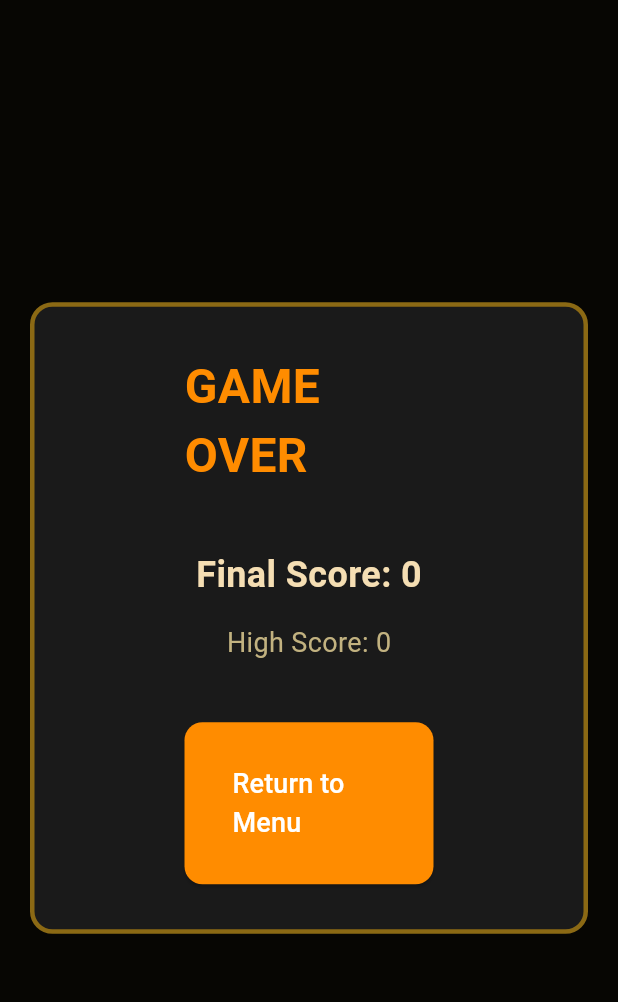
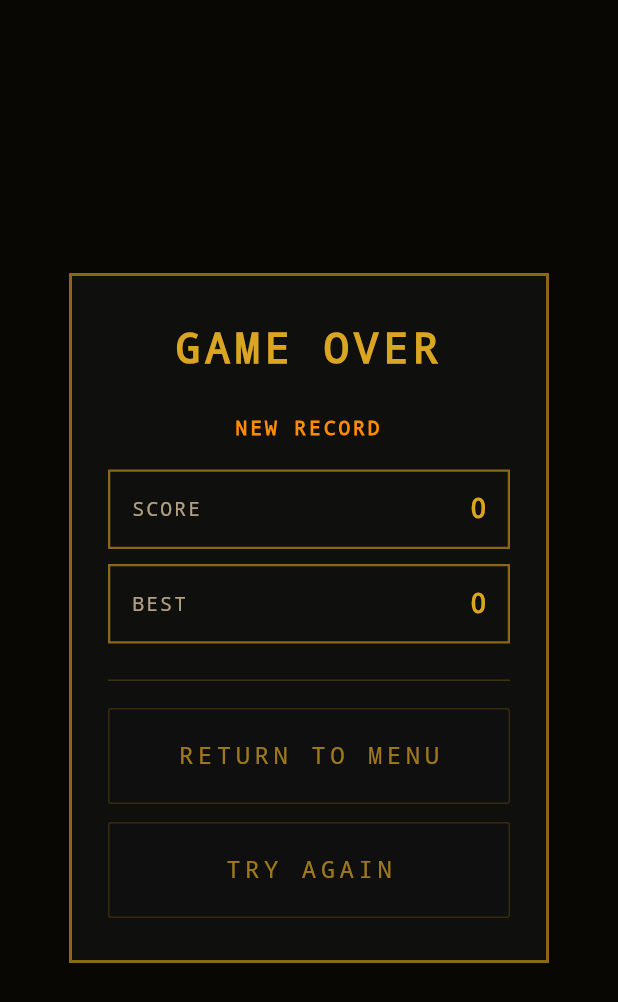
Before and after one commit to AliAhmed-004/Sand-Crush, a Flutter app: the GameOverOverlay widget shown alone on an empty page, opened directly with empty values, on a phone screen of 412 x 824 dp. Shown: the top 1002 px of the screen. Run offline on Flutter 3.47's test engine with Material 3 defaults, Android fonts, the phone set to English and light mode, and no system bars; our stand-ins replace hive, hive_flutter; missing offline and left inert: flame; accounts and stored records are empty.

Commit message:
Updated game over overlay

```diff
--- a/lib/ui/game_over_overlay.dart
+++ b/lib/ui/game_over_overlay.dart
@@ -4,80 +4,100 @@ import 'package:sandfall/game.dart';
 import 'package:sandfall/services/high_score_service.dart';
 import 'package:sandfall/services/scoring_service.dart';
 import 'package:sandfall/theme/theme.dart';
+import 'package:sandfall/ui/components/menu_button.dart';
 
-/// Game Over overlay displayed when sand reaches the top threshold.
 class GameOverOverlay extends StatelessWidget {
   final SandGame game;
+
   const GameOverOverlay({super.key, required this.game});
 
   @override
   Widget build(BuildContext context) {
     final finalScore = ScoringService.instance.currentScore;
+
     final highScore = HighScoreService.instance.getHighScore();
-    final isNewRecord = finalScore > highScore;
+
+    final isNewRecord = finalScore >= highScore;
 
     return Material(
-      color: Colors.black.withAlpha(179), // Semi-transparent dark background
+      color: Colors.black.withAlpha(160),
       child: Center(
         child: Container(
-          padding: const EdgeInsets.symmetric(vertical: 30, horizontal: 100),
-          margin: const EdgeInsets.symmetric(horizontal: 20),
+          width: 320,
+          padding: const EdgeInsets.symmetric(horizontal: 24, vertical: 28),
           decoration: BoxDecoration(
-            color: SandColors.mediumBg,
-            borderRadius: BorderRadius.circular(15),
-            border: Border.all(color: SandColors.deepSand, width: 3),
+            color: SandColors.darkBg.withAlpha(240),
+            border: Border.all(color: SandColors.deepSand, width: 2),
           ),
           child: Column(
             mainAxisSize: MainAxisSize.min,
+            crossAxisAlignment: CrossAxisAlignment.stretch,
             children: [
               const Text(
                 'GAME OVER',
+                textAlign: TextAlign.center,
                 style: TextStyle(
-                  fontSize: 32,
-                  fontWeight: FontWeight.bold,
-                  color: SandColors.warmAccent,
+                  fontSize: 28,
+                  fontWeight: FontWeight.w900,
+                  color: SandColors.primaryGold,
+                  letterSpacing: 3,
+                  fontFamily: 'monospace',
                 ),
               ),
-              const SizedBox(height: 20),
-              if (isNewRecord)
-                const Text(
-                  '🎉 NEW RECORD! 🎉',
+
+              const SizedBox(height: 24),
+
+              if (isNewRecord) ...[
+                Text(
+                  'NEW RECORD',
+                  textAlign: TextAlign.center,
                   style: TextStyle(
-                    fontSize: 20,
+                    fontSize: 13,
                     fontWeight: FontWeight.bold,
-                    color: SandColors.primaryGold,
+                    color: SandColors.warmAccent,
+                    letterSpacing: 2,
+                    fontFamily: 'monospace',
                   ),
                 ),
-              const SizedBox(height: 20),
-              Text(
-                'Final Score: $finalScore',
-                style: const TextStyle(
-                  fontSize: 24,
-                  fontWeight: FontWeight.bold,
-                  color: SandColors.lightSand,
-                ),
-              ),
-              const SizedBox(height: 15),
-              Text(
-                'High Score: $highScore',
-                style: const TextStyle(
-                  fontSize: 18,
-                  color: SandColors.sandyBeige,
-                ),
-              ),
-              const SizedBox(height: 40),
-              ElevatedButton(
+                const SizedBox(height: 18),
+              ],
+
+              _ScoreRow(label: 'SCORE', value: finalScore),
+
+              const SizedBox(height: 10),
+
+              _ScoreRow(label: 'BEST', value: highScore),
+
+              const SizedBox(height: 24),
+
+              Divider(color: SandColors.deepSand.withAlpha(100), height: 1),
+
+              const SizedBox(height: 18),
+
+              MenuButton(
+                label: 'RETURN TO MENU',
                 onPressed: () {
                   game.overlays.remove(GameConfig.gameOverOverlay);
+
                   game.overlays.add(GameConfig.mainMenuOverlay);
                 },
-                child: const Padding(
-                  padding: EdgeInsets.symmetric(vertical: 12),
-                  child: Text(
-                    'Return to Menu',
-                    style: TextStyle(fontSize: 18),
-                  ),
-                ),
+              ),
+
+              SizedBox(height: 12),
+
+              MenuButton(
+                label: "TRY AGAIN",
+                onPressed: () {
+                  game.resetGameState();
+                  ScoringService.instance.resetScore();
+
+                  game.overlays.remove(GameConfig.gameOverOverlay);
+
+                  game.isGameStarted = true;
+                  game.resumeEngine();
+
+                  game.overlays.add(GameConfig.hudOverlay);
+                },
               ),
             ],
           ),
@@ -86,3 +106,44 @@ class GameOverOverlay extends StatelessWidget {
     );
   }
 }
+
+class _ScoreRow extends StatelessWidget {
+  final String label;
+  final int value;
+
+  const _ScoreRow({required this.label, required this.value});
+
+  @override
+  Widget build(BuildContext context) {
+    return Container(
+      padding: const EdgeInsets.symmetric(vertical: 12, horizontal: 14),
+      decoration: BoxDecoration(
+        border: Border.all(color: SandColors.deepSand, width: 1.5),
+      ),
+      child: Row(
+        children: [
+          Expanded(
+            child: Text(
+              label,
+              style: TextStyle(
+                fontSize: 13,
+                color: SandColors.lightSand.withAlpha(180),
+                letterSpacing: 1.5,
+                fontFamily: 'monospace',
+              ),
+            ),
+          ),
+          Text(
+            value.toString(),
+            style: const TextStyle(
+              fontSize: 18,
+              fontWeight: FontWeight.bold,
+              color: SandColors.primaryGold,
+              fontFamily: 'monospace',
+            ),
+          ),
+        ],
+      ),
+    );
+  }
+}
--- a/lib/ui/main_menu_overlay.dart
+++ b/lib/ui/main_menu_overlay.dart
@@ -1,4 +1,5 @@
 import 'dart:math';
+import 'dart:math' as Math;
 import 'package:flutter/material.dart';
 import 'package:sandfall/config/game_config.dart';
 import 'package:sandfall/game.dart';
@@ -33,7 +34,7 @@ class MainMenuOverlay extends StatelessWidget {
               child: Column(
                 mainAxisSize: MainAxisSize.min,
                 children: [
-                  const Spacer(flex: 2),
+                  const Spacer(flex: 3),
 
                   const _GameTitle(),
 
@@ -248,7 +249,7 @@ class _TetrominoPainter extends CustomPainter {
 
       // Apply scatter after landing
       if (scatterProgress > 0) {
-        final double angle = _randomForCell(cell) * 2 * 3.14159;
+        final double angle = _randomForCell(cell) * 2 * Math.pi;
         final double distance = scatterProgress * 30 * _randomForCell2(cell);
         x += cos(angle) * distance;
         y += sin(angle) * distance;
```
